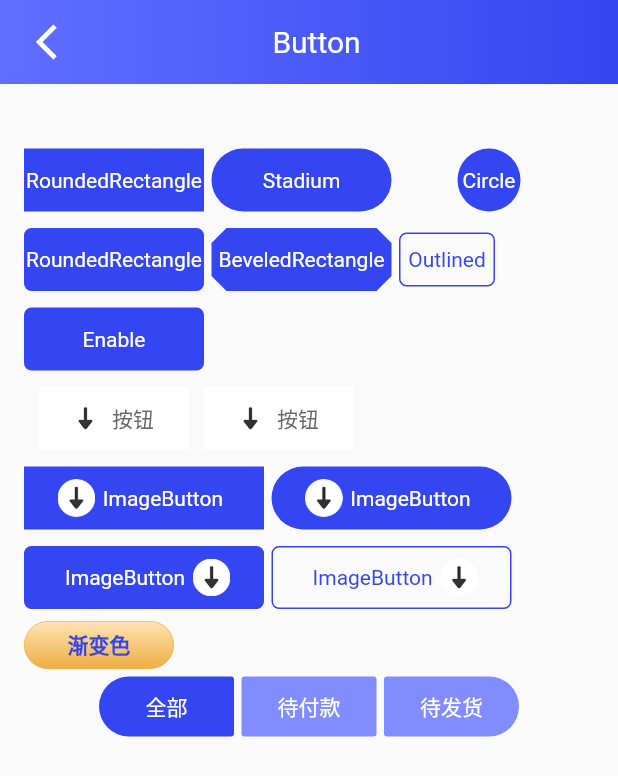
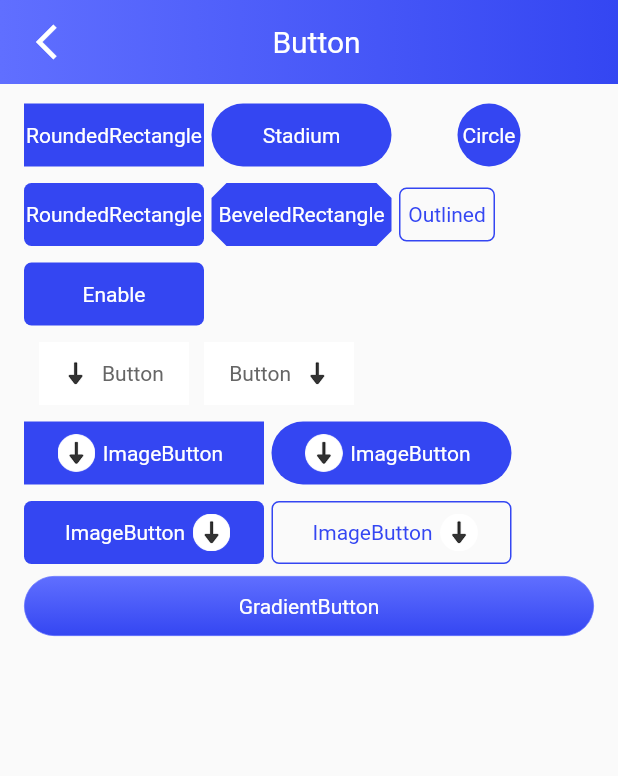
Before and after one commit to ym6745476/ym_flutter_widget, a Flutter app: the screen it shows after launch, after a tap on "Button", on a phone screen of 412 x 824 dp. Shown: the top 776 px of the screen. Run offline on Flutter 3.47's test engine with Material 2 defaults, Android fonts, the phone set to English and light mode, and no system bars; our stand-ins replace cookie_jar, dio, dio_cookie_manager, video_player; missing offline and left inert: qr_code_scanner; accounts and stored records are empty; network calls fail.

Commit message:
优化示例

```diff
--- a/example/lib/base/single_native_state_mixin.dart
+++ b/example/lib/base/single_native_state_mixin.dart
@@ -24,7 +24,7 @@ mixin SingleNativeStateMixin<T extends StatefulWidget> on State<T> {
 
     //和initBuild作用相同,弥补漏调用initBuild
     Future.delayed(Duration.zero, () {
-      appBarHeight = MediaQuery.of(context).padding.top + 56;
+      initBuild(context);
     });
 
     //传值 设置监听
@@ -34,7 +34,9 @@ mixin SingleNativeStateMixin<T extends StatefulWidget> on State<T> {
 
   ///在build里第一行设置UI属性
   void initBuild(BuildContext context) {
-    appBarHeight = MediaQuery.of(context).padding.top + 56;
+    setState(() {
+      appBarHeight = MediaQuery.of(context).padding.top + 56;
+    });
   }
 
   ///请求数据
--- a/example/lib/main.dart
+++ b/example/lib/main.dart
@@ -14,6 +14,7 @@ import 'package:example/pages/demo/loading.dart';
 import 'package:example/pages/demo/native.dart';
 import 'package:example/pages/demo/qrcode.dart';
 import 'package:example/pages/demo/searchbar.dart';
+import 'package:example/pages/demo/tabbutton.dart';
 import 'package:example/pages/demo/tabpageview.dart';
 import 'package:example/pages/demo/textfield.dart';
 import 'package:example/pages/demo/toast.dart';
@@ -58,6 +59,7 @@ class MyRouter {
   static final appbarPage = '/demo/appbar';
   static final searchbarPage = '/demo/searchbar';
   static final buttonPage = '/demo/button';
+  static final tabButtonPage = '/demo/tabbutton';
   static final checkButtonPage = '/demo/checkbutton';
   static final cascaderPage = '/demo/cascader';
   static final textFieldPage = '/demo/textfield';
@@ -86,6 +88,7 @@ class MyRouter {
     appbarPage: (ctx) => AppBarPage(),
     searchbarPage: (ctx) => SearchBarPage(),
     buttonPage: (ctx) => ButtonPage(),
+    tabButtonPage: (ctx) => TabButtonPage(),
     checkButtonPage: (ctx) => CheckButtonPage(),
     cascaderPage: (ctx) => CascaderPage(),
     textFieldPage: (ctx) => TextFieldPage(),
--- a/example/lib/pages/demo/button.dart
+++ b/example/lib/pages/demo/button.dart
@@ -20,9 +20,6 @@ class ButtonPage extends StatefulWidget {
 
 class _ButtonPageState extends State<ButtonPage> with SingleNativeStateMixin {
 
-  List<String> _tabButtonList = ["全部","待付款","待发货"];
-  int _tabButtonSelectedIndex = 0;
-
   bool _enabled = true;
 
   @override
@@ -39,39 +36,6 @@ class _ButtonPageState extends State<ButtonPage> with SingleNativeStateMixin {
           //加载数据
         }
       }
-    });
-  }
-
-  Widget _getTabWidget(int index){
-
-    if(index == 0){
-      return  Container(
-        child: YmTabButton(_tabButtonList.elementAt(index), textColor:Color(0xffffffff),fontSize:14, isSelected:this._tabButtonSelectedIndex == index,onClick: ()=>{
-              tabButtonChange(index)
-            },size:Size(90,40),borderRadius: BorderRadius.horizontal(left:Radius.circular(20),right:Radius.circular(2)),
-        ),
-      );
-    }else if(index == 1){
-      return  Container(
-        padding: EdgeInsets.only(left:5,right: 5),
-        child: YmTabButton(_tabButtonList.elementAt(index), textColor:Color(0xffffffff),fontSize:14, isSelected:this._tabButtonSelectedIndex == index,onClick:()=>{
-              tabButtonChange(index)
-            },size:Size(90,40),borderRadius: BorderRadius.horizontal(left:Radius.circular(2),right:Radius.circular(2)),
-        ),
-      );
-    }else{
-      return  Container(
-        child: YmTabButton(_tabButtonList.elementAt(index), textColor:Color(0xffffffff),fontSize:14, isSelected:this._tabButtonSelectedIndex == index,onClick:()=>{
-              tabButtonChange(index)
-            },size:Size(90,40),borderRadius: BorderRadius.horizontal(left:Radius.circular(2),right:Radius.circular(20)),
-        ),
-      );
-    }
-  }
-
-  void tabButtonChange(int index){
-    setState(() {
-      _tabButtonSelectedIndex = index;
     });
   }
 
@@ -145,11 +109,11 @@ class _ButtonPageState extends State<ButtonPage> with SingleNativeStateMixin {
                           children: [
                             Padding(
                               padding: EdgeInsets.only(top:0,left: 10,right: 0,bottom: 0),
-                              child:YmImageButton("按钮",onClick: (){},size:Size(100,42),textColor:Color(0xFF666666),backgroundColor:Color(0xFFFFFFFF),pressedBackgroundColor:Color(0xFFEFEFEF),iconLeft: "assets/images/ic_download.png"),
+                              child:YmImageButton("Button",onClick: (){},size:Size(100,42),textColor:Color(0xFF666666),backgroundColor:Color(0xFFFFFFFF),pressedBackgroundColor:Color(0xFFEFEFEF),iconLeft: "assets/images/ic_download.png"),
                             ),
                             Padding(
                               padding: EdgeInsets.only(top:0,left: 10,right: 10,bottom: 0),
-                              child:YmImageButton("按钮",onClick:(){},size:Size(100,42),textColor:Color(0xFF666666),backgroundColor:Color(0xFFFFFFFF),pressedBackgroundColor:Color(0xFFEFEFEF),iconLeft: "assets/images/ic_download.png"),
+                              child:YmImageButton("Button",onClick:(){},size:Size(100,42),textColor:Color(0xFF666666),backgroundColor:Color(0xFFFFFFFF),pressedBackgroundColor:Color(0xFFEFEFEF),iconRight: "assets/images/ic_download.png"),
                             ),
                           ]
                       ),
@@ -171,43 +135,20 @@ class _ButtonPageState extends State<ButtonPage> with SingleNativeStateMixin {
                       },textColor:Color(0xFF3446F2),size:Size(160,42),isOutlined:true,iconRight:"assets/images/ic_download.png",outlinedBorder:RoundedRectangleBorder(borderRadius: BorderRadius.circular(5))),
 
                       YmGradientButton(
-                        "渐变色",
-                        Color(0xff3244ED),
-                            (){
+                        "GradientButton",
+                        textColor:Color(0xFFFFFFFF),
+                        onClick: (){
                           print("Button Pressed");
-                        }
-                        ,
-                        size: Size(100, 32),
+                        },
+                        size: Size(MediaQuery.of(context).size.width - 32, 40),
                         fontSize: 14,
-                        borderColor:Color(0xFFEFAD40),
-                        pressedBackgroundColor: Color(0xFFEFAD40),
-                        fontWeight: FontWeight.w600,
+                        borderColor:Color(0xFF606FFF),
+                        pressedBackgroundColor: Color(0xFF606FFF),
                         gradient: LinearGradient(
                             begin: Alignment.topCenter,
                             end: Alignment.bottomCenter,
-                            colors: [Color(0xFFFFE4B7),Color(0xFFEFAD40)]
+                            colors: [Color(0xFF606FFF),Color(0xFF3446F2)]
                         ),
-                      ),
-
-                      //Tab Button
-                      Container(
-                          width: MediaQuery.of(context).size.width,
-                          height:40,
-                          child: Row(
-                              mainAxisAlignment: MainAxisAlignment.center,
-                              crossAxisAlignment: CrossAxisAlignment.center,
-                              children:[
-                                ListView.builder(
-                                    padding: EdgeInsets.only(top:0,left: 0,right: 0,bottom: 0),
-                                    primary: true,
-                                    shrinkWrap: true,
-                                    scrollDirection: Axis.horizontal,
-                                    physics: new ClampingScrollPhysics(),
-                                    itemCount: 3,
-                                    itemBuilder: (context, index) => this._getTabWidget(index)
-                                ),
-                              ]
-                          ),
                       ),
 
                     ]
--- a/example/lib/pages/hello.dart
+++ b/example/lib/pages/hello.dart
@@ -27,6 +27,7 @@ class _HelloPageState extends State<HelloPage> with SingleNativeStateMixin{
       {'text':'AppBar','path':'/demo/appbar'},
       {'text':'SearchBar','path':'/demo/searchbar'},
       {'text':'Button','path':'/demo/button'},
+      {'text':'TabButton','path':'/demo/tabbutton'},
       {'text':'CheckButton','path':'/demo/checkbutton'},
       {'text':'TextField','path':'/demo/textfield'},
       {'text':'Dialog','path':'/demo/dialog'},
--- a/lib/widgets/Button/ym_gradient_button.dart
+++ b/lib/widgets/Button/ym_gradient_button.dart
@@ -20,14 +20,16 @@ class YmGradientButton extends StatelessWidget {
   //StadiumBorder 两端是半圆的边框
   final OutlinedBorder outlinedBorder;
 
-  YmGradientButton(this.text,this.textColor,this.onClick,{
+  YmGradientButton(this.text,{
     this.fontSize = 14,
     this.fontWeight = FontWeight.normal,
+    this.textColor = const Color(0xFF666666),
     this.size = const Size(120, 42),
     this.borderColor = Colors.transparent,
     this.pressedBackgroundColor = const Color(0xFF606FFF),
     this.outlinedBorder = const StadiumBorder(),
     this.gradient = const LinearGradient( colors: [const Color(0xFF606FFF),const Color(0xFF3446F2)]),
+    required this.onClick,
   });
 
   @override
```
Also changed, not shown: example/lib/pages/demo/tabbutton.dart (added, +128 -0 lines).
